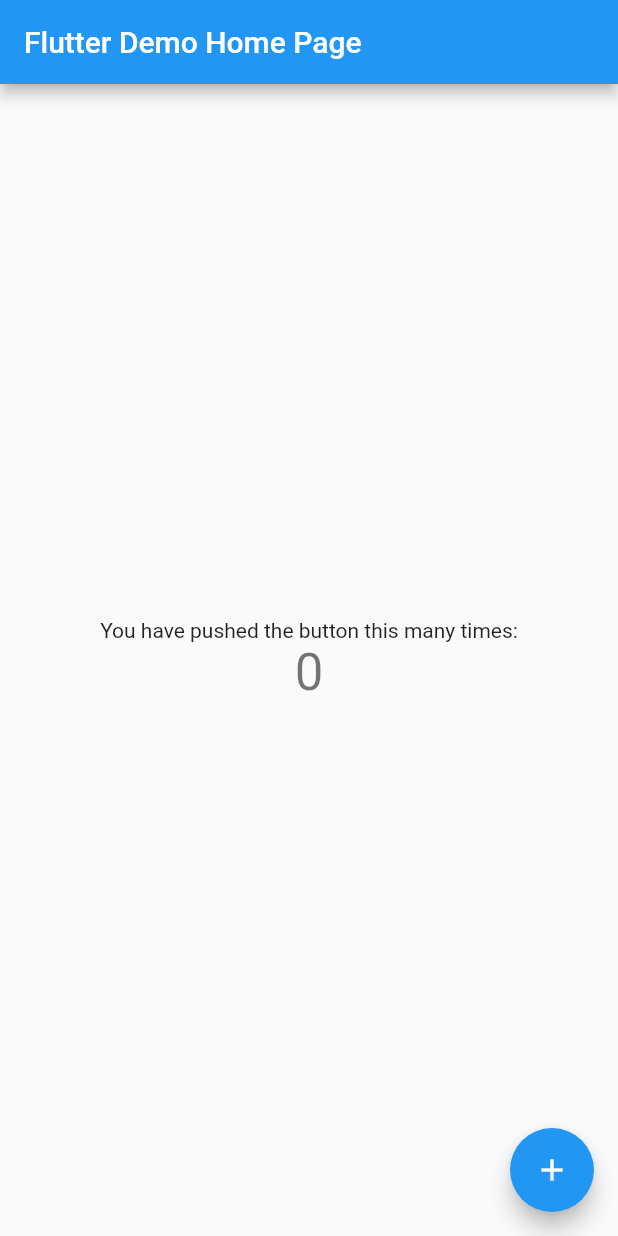
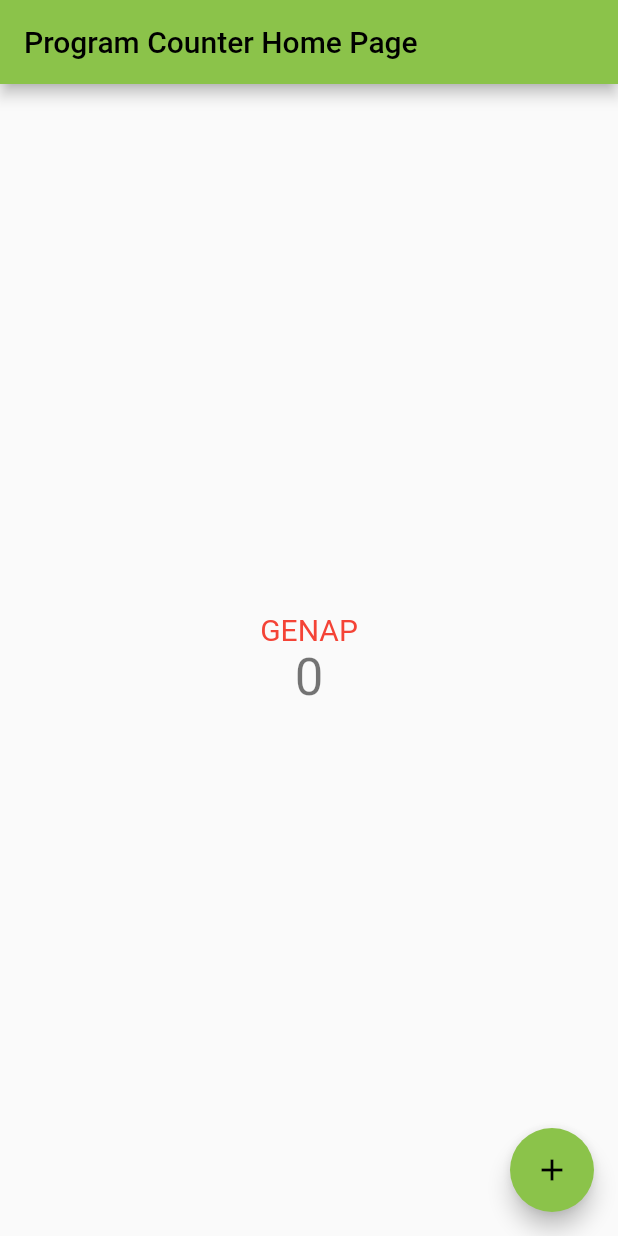
Before and after one commit to electyrion/pbp-flutter-lab, a Flutter app: the screen it shows after launch, on a phone screen of 412 x 824 dp. Run offline on Flutter 3.47's test engine with Material 2 defaults, Android fonts, the phone set to English and light mode, and no system bars.

Commit message:
implement assignment 7 & bonus

```diff
--- a/lib/main.dart
+++ b/lib/main.dart
@@ -11,7 +11,7 @@ class MyApp extends StatelessWidget {
   @override
   Widget build(BuildContext context) {
     return MaterialApp(
-      title: 'Flutter Demo',
+      title: 'Program Counter',
       theme: ThemeData(
         // This is the theme of your application.
         //
@@ -22,9 +22,9 @@ class MyApp extends StatelessWidget {
         // or simply save your changes to "hot reload" in a Flutter IDE).
         // Notice that the counter didn't reset back to zero; the application
         // is not restarted.
-        primarySwatch: Colors.blue,
+        primarySwatch: Colors.lightGreen,
       ),
-      home: const MyHomePage(title: 'Flutter Demo Home Page'),
+      home: const MyHomePage(title: 'Program Counter Home Page'),
     );
   }
 }
@@ -58,6 +58,14 @@ class _MyHomePageState extends State<MyHomePage> {
       // _counter without calling setState(), then the build method would not be
       // called again, and so nothing would appear to happen.
       _counter++;
+    });
+  }
+
+  void _decrementCounter() {
+    setState(() {
+      if (_counter > 0) {
+        _counter--;
+      }
     });
   }
 
@@ -95,9 +103,25 @@ class _MyHomePageState extends State<MyHomePage> {
           // horizontal).
           mainAxisAlignment: MainAxisAlignment.center,
           children: <Widget>[
-            const Text(
-              'You have pushed the button this many times:',
-            ),
+            // if counter is even, display a red text
+            if (_counter % 2 == 0)
+              const Text(
+                'GENAP',
+                style: TextStyle(
+                  color: Colors.red,
+                  fontSize: 20,
+                  ),
+              )
+            // if counter is odd, display a blue text
+            else
+              const Text(
+                'GANJIL',
+                style: TextStyle(
+                  color: Colors.blue,
+                  fontSize: 20,
+                  ),
+              ),
+
             Text(
               '$_counter',
               style: Theme.of(context).textTheme.headline4,
@@ -105,10 +129,31 @@ class _MyHomePageState extends State<MyHomePage> {
           ],
         ),
       ),
-      floatingActionButton: FloatingActionButton(
-        onPressed: _incrementCounter,
-        tooltip: 'Increment',
-        child: const Icon(Icons.add),
+
+      // button to increment and decrement counter justify between
+      floatingActionButton: Padding(
+        padding: const EdgeInsets.only(left: 32),
+        child: Row(
+          // adjust alignment based on counter value
+          mainAxisAlignment: _counter == 0
+              ? MainAxisAlignment.end
+              : MainAxisAlignment.spaceBetween,
+          children: [
+            // hide decrement button if counter is 0
+            if (_counter > 0)
+              FloatingActionButton(
+                onPressed: _decrementCounter,
+                tooltip: 'Decrement',
+                child: const Icon(Icons.remove),
+              ),
+
+            FloatingActionButton(
+              onPressed: _incrementCounter,
+              tooltip: 'Increment',
+              child: const Icon(Icons.add),
+            ),
+          ],
+        ),
       ), // This trailing comma makes auto-formatting nicer for build methods.
     );
   }
```
